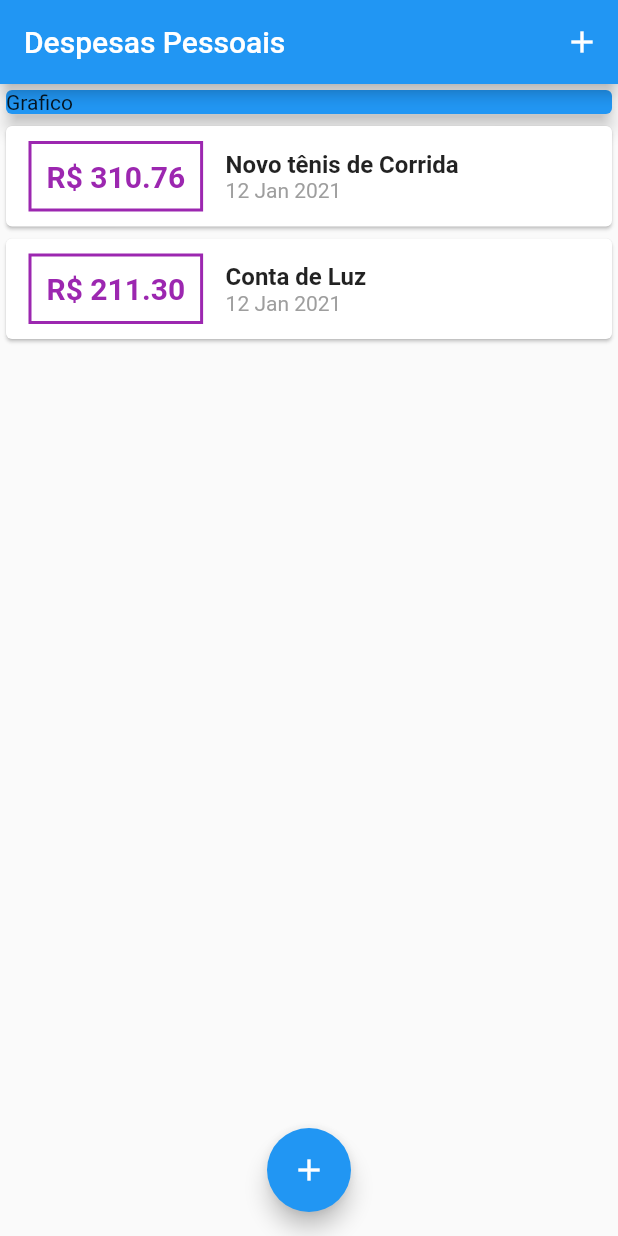
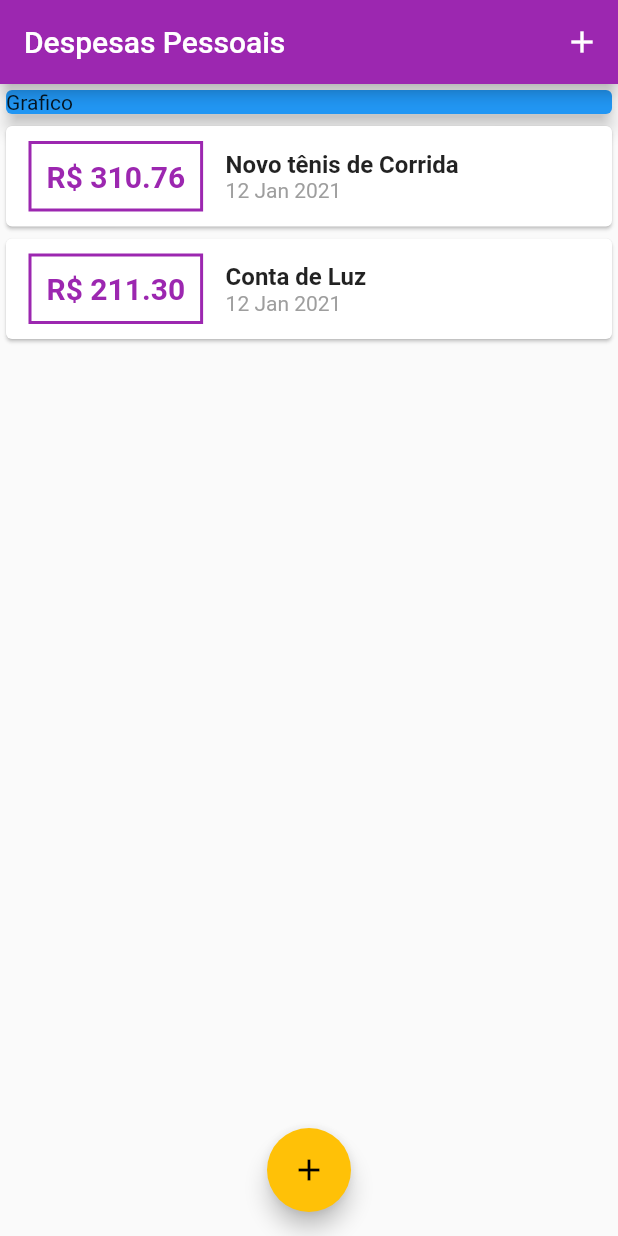
Before and after one commit to lParanhos/expenses, a Flutter app: the screen it shows after launch, on a phone screen of 412 x 824 dp. Run offline on Flutter 3.47's test engine with Material 2 defaults, Android fonts, the phone set to English and light mode, and no system bars.

Commit message:
create basic theme for application

```diff
--- a/lib/main.dart
+++ b/lib/main.dart
@@ -11,6 +11,11 @@ class Expenses extends StatelessWidget {
   @override
   Widget build(BuildContext context) {
     return MaterialApp(
+      theme: ThemeData(
+        // passa todas as variações da cor e o wdget utiliza conforme quer
+        primarySwatch: Colors.purple,
+        accentColor: Colors.amber,
+      ),
       home: MyHome(),
     );
   }
--- a/lib/widgets/transaction_list.dart
+++ b/lib/widgets/transaction_list.dart
@@ -24,7 +24,7 @@ class TransactionList extends StatelessWidget {
                 ),
                 decoration: BoxDecoration(
                   border: Border.all(
-                    color: Colors.purple,
+                    color: Theme.of(context).primaryColor,
                     width: 2,
                   ),
                 ),
@@ -34,7 +34,7 @@ class TransactionList extends StatelessWidget {
                   style: TextStyle(
                     fontSize: 20,
                     fontWeight: FontWeight.bold,
-                    color: Colors.purple,
+                    color: Theme.of(context).primaryColor,
                   ),
                 ),
               ),
```
